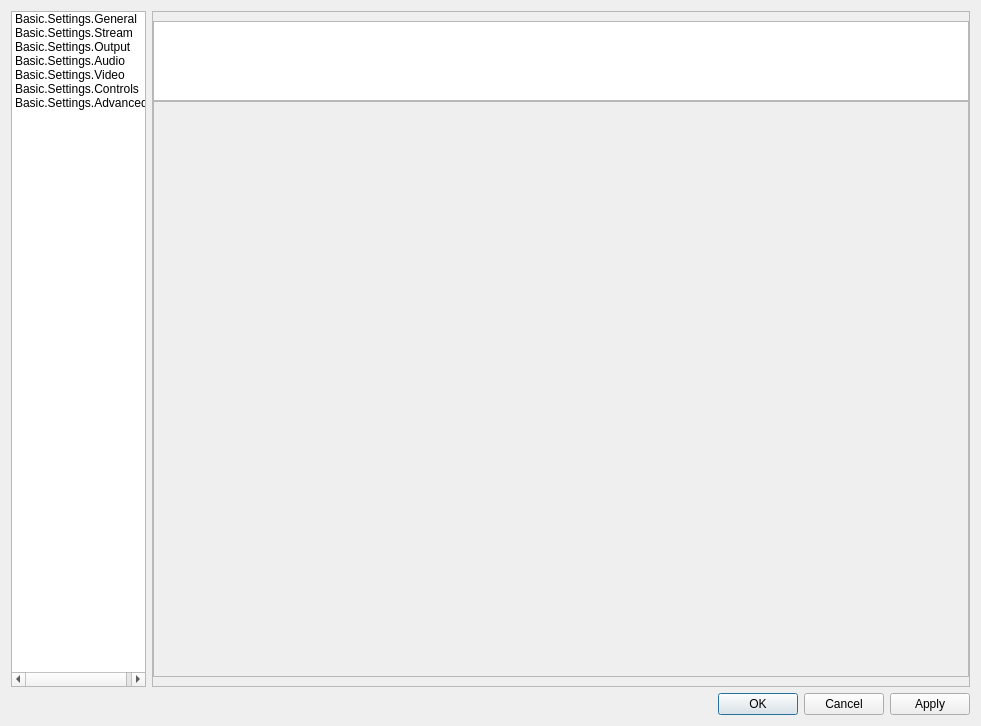
This is UI/forms/OBSBasicSettings.ui in cpyarger/obs-studio as Qt 5 draws it before an edit. The edited form follows.
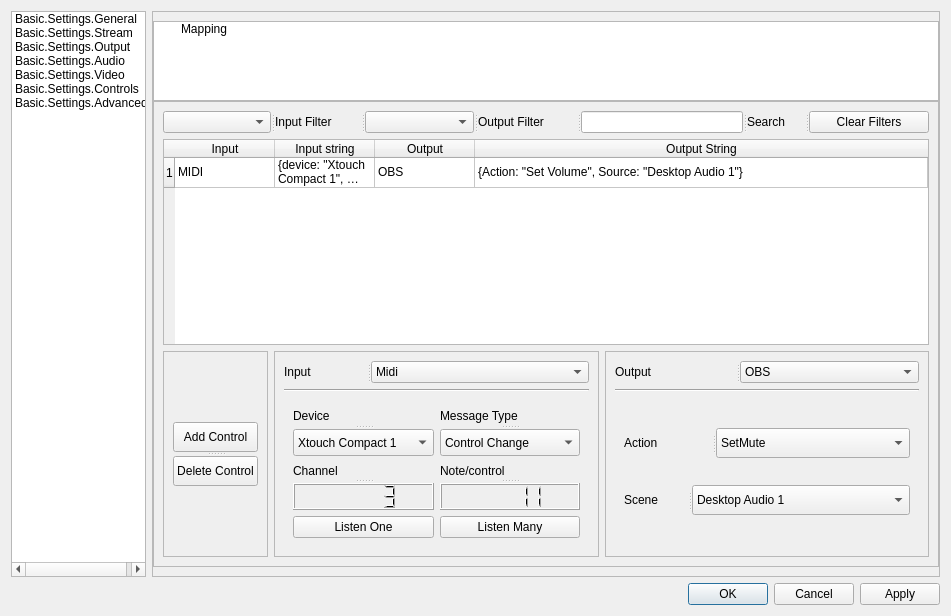
This is the edited form. Icons and pictures are not drawn. Custom widgets are drawn as their Qt base class.

Commit message: Add Test Controls Plugin

Patch:
```diff
--- a/UI/forms/OBSBasicSettings.ui
+++ b/UI/forms/OBSBasicSettings.ui
@@ -6,8 +6,8 @@
    <rect>
     <x>0</x>
     <y>0</y>
-    <width>981</width>
-    <height>726</height>
+    <width>951</width>
+    <height>616</height>
    </rect>
   </property>
   <property name="sizePolicy">
@@ -22,11 +22,17 @@
     <height>512</height>
    </size>
   </property>
+  <property name="maximumSize">
+   <size>
+    <width>16777215</width>
+    <height>16777215</height>
+   </size>
+  </property>
   <property name="windowTitle">
    <string>Settings</string>
   </property>
-  <layout class="QVBoxLayout" name="verticalLayout">
-   <item>
+  <layout class="QGridLayout" name="gridLayout_14">
+   <item row="0" column="0">
     <layout class="QHBoxLayout" name="horizontalLayout">
      <item>
       <widget class="QListWidget" name="listWidget">
@@ -151,7 +157,7 @@
              <rect>
               <x>0</x>
               <y>0</y>
-              <width>803</width>
+              <width>510</width>
               <height>1026</height>
              </rect>
             </property>
@@ -1263,8 +1269,8 @@
              <rect>
               <x>0</x>
               <y>0</y>
-              <width>820</width>
-              <height>677</height>
+              <width>603</width>
+              <height>612</height>
              </rect>
             </property>
             <layout class="QVBoxLayout" name="verticalLayout_21">
@@ -3758,8 +3764,8 @@
              <rect>
               <x>0</x>
               <y>0</y>
-              <width>820</width>
-              <height>639</height>
+              <width>555</width>
+              <height>469</height>
              </rect>
             </property>
             <layout class="QVBoxLayout" name="verticalLayout_50">
@@ -4567,8 +4573,8 @@
           <rect>
            <x>0</x>
            <y>0</y>
-           <width>818</width>
-           <height>675</height>
+           <width>788</width>
+           <height>565</height>
           </rect>
          </property>
          <layout class="QFormLayout" name="hotkeyLayout">
@@ -4593,25 +4599,6 @@
           <property name="rightMargin">
            <number>0</number>
           </property>
-          <item row="1" column="1">
-           <widget class="QStackedWidget" name="ControlsStackedWidget">
-            <property name="sizePolicy">
-             <sizepolicy hsizetype="Preferred" vsizetype="Preferred">
-              <horstretch>0</horstretch>
-              <verstretch>10</verstretch>
-             </sizepolicy>
-            </property>
-            <property name="frameShape">
-             <enum>QFrame::StyledPanel</enum>
-            </property>
-            <property name="frameShadow">
-             <enum>QFrame::Raised</enum>
-            </property>
-            <property name="currentIndex">
-             <number>-1</number>
-            </property>
-           </widget>
-          </item>
           <item row="0" column="1">
            <widget class="QListWidget" name="ControlsListWidget">
             <property name="sizePolicy">
@@ -4689,6 +4676,558 @@
             <property name="uniformItemSizes">
              <bool>true</bool>
             </property>
+            <item>
+             <property name="text">
+              <string>Mapping</string>
+             </property>
+             <property name="icon">
+              <iconset>
+               <normaloff>../../../icons/mapping.svg</normaloff>../../../icons/mapping.svg</iconset>
+             </property>
+            </item>
+           </widget>
+          </item>
+          <item row="1" column="1">
+           <widget class="QStackedWidget" name="ControlsStackedWidget">
+            <property name="sizePolicy">
+             <sizepolicy hsizetype="Preferred" vsizetype="Preferred">
+              <horstretch>0</horstretch>
+              <verstretch>10</verstretch>
+             </sizepolicy>
+            </property>
+            <property name="frameShape">
+             <enum>QFrame::StyledPanel</enum>
+            </property>
+            <property name="frameShadow">
+             <enum>QFrame::Raised</enum>
+            </property>
+            <property name="currentIndex">
+             <number>0</number>
+            </property>
+            <widget class="QWidget" name="page_6">
+             <layout class="QGridLayout" name="gridLayout_6">
+              <item row="1" column="0">
+               <widget class="QTableWidget" name="tableWidget">
+                <property name="sizeAdjustPolicy">
+                 <enum>QAbstractScrollArea::AdjustToContents</enum>
+                </property>
+                <property name="alternatingRowColors">
+                 <bool>true</bool>
+                </property>
+                <property name="selectionBehavior">
+                 <enum>QAbstractItemView::SelectRows</enum>
+                </property>
+                <attribute name="horizontalHeaderCascadingSectionResizes">
+                 <bool>true</bool>
+                </attribute>
+                <attribute name="horizontalHeaderShowSortIndicator" stdset="0">
+                 <bool>false</bool>
+                </attribute>
+                <attribute name="horizontalHeaderStretchLastSection">
+                 <bool>true</bool>
+                </attribute>
+                <attribute name="verticalHeaderStretchLastSection">
+                 <bool>false</bool>
+                </attribute>
+                <row>
+                 <property name="text">
+                  <string>1</string>
+                 </property>
+                </row>
+                <column>
+                 <property name="text">
+                  <string>Input</string>
+                 </property>
+                </column>
+                <column>
+                 <property name="text">
+                  <string>Input string</string>
+                 </property>
+                </column>
+                <column>
+                 <property name="text">
+                  <string>Output</string>
+                 </property>
+                </column>
+                <column>
+                 <property name="text">
+                  <string>Output String</string>
+                 </property>
+                </column>
+                <item row="0" column="0">
+                 <property name="text">
+                  <string>MIDI</string>
+                 </property>
+                </item>
+                <item row="0" column="1">
+                 <property name="text">
+                  <string>{device: &quot;Xtouch Compact 1&quot;, Channel: 3, Mtype: &quot;Control Change&quot;, NorC: 11}</string>
+                 </property>
+                </item>
+                <item row="0" column="2">
+                 <property name="text">
+                  <string>OBS</string>
+                 </property>
+                </item>
+                <item row="0" column="3">
+                 <property name="text">
+                  <string>{Action: &quot;Set Volume&quot;, Source: &quot;Desktop Audio 1&quot;}</string>
+                 </property>
+                </item>
+               </widget>
+              </item>
+              <item row="0" column="0">
+               <layout class="QVBoxLayout" name="verticalLayout">
+                <item>
+                 <widget class="QSplitter" name="splitter">
+                  <property name="orientation">
+                   <enum>Qt::Horizontal</enum>
+                  </property>
+                  <widget class="QComboBox" name="CB_InputFilter">
+                   <property name="sizePolicy">
+                    <sizepolicy hsizetype="Preferred" vsizetype="Maximum">
+                     <horstretch>0</horstretch>
+                     <verstretch>0</verstretch>
+                    </sizepolicy>
+                   </property>
+                   <property name="maximumSize">
+                    <size>
+                     <width>16777215</width>
+                     <height>30</height>
+                    </size>
+                   </property>
+                  </widget>
+                  <widget class="QLabel" name="label_45">
+                   <property name="text">
+                    <string>Input Filter</string>
+                   </property>
+                  </widget>
+                  <widget class="QComboBox" name="CBOutputFilter">
+                   <property name="sizePolicy">
+                    <sizepolicy hsizetype="Preferred" vsizetype="Maximum">
+                     <horstretch>0</horstretch>
+                     <verstretch>0</verstretch>
+                    </sizepolicy>
+                   </property>
+                   <property name="maximumSize">
+                    <size>
+                     <width>16777215</width>
+                     <height>30</height>
+                    </size>
+                   </property>
+                  </widget>
+                  <widget class="QLabel" name="label_68">
+                   <property name="text">
+                    <string>Output Filter</string>
+                   </property>
+                  </widget>
+                  <widget class="QLineEdit" name="SearchEdit"/>
+                  <widget class="QLabel" name="label_69">
+                   <property name="text">
+                    <string>Search</string>
+                   </property>
+                  </widget>
+                  <widget class="QPushButton" name="ResetFilter">
+                   <property name="maximumSize">
+                    <size>
+                     <width>16777215</width>
+                     <height>30</height>
+                    </size>
+                   </property>
+                   <property name="text">
+                    <string>Clear Filters</string>
+                   </property>
+                  </widget>
+                 </widget>
+                </item>
+               </layout>
+              </item>
+              <item row="2" column="0">
+               <layout class="QHBoxLayout" name="horizontalLayout_26">
+                <item>
+                 <widget class="QFrame" name="frame">
+                  <property name="frameShape">
+                   <enum>QFrame::StyledPanel</enum>
+                  </property>
+                  <property name="frameShadow">
+                   <enum>QFrame::Raised</enum>
+                  </property>
+                  <layout class="QGridLayout" name="gridLayout_13">
+                   <item row="0" column="0">
+                    <widget class="QSplitter" name="splitter_8">
+                     <property name="orientation">
+                      <enum>Qt::Vertical</enum>
+                     </property>
+                     <widget class="QPushButton" name="pushButton_11">
+                      <property name="maximumSize">
+                       <size>
+                        <width>16777215</width>
+                        <height>30</height>
+                       </size>
+                      </property>
+                      <property name="text">
+                       <string>Add Control</string>
+                      </property>
+                     </widget>
+                     <widget class="QPushButton" name="pushButton_12">
+                      <property name="maximumSize">
+                       <size>
+                        <width>16777215</width>
+                        <height>30</height>
+                       </size>
+                      </property>
+                      <property name="text">
+                       <string>Delete Control</string>
+                      </property>
+                     </widget>
+                    </widget>
+                   </item>
+                  </layout>
+                 </widget>
+                </item>
+                <item>
+                 <widget class="QFrame" name="frame_2">
+                  <property name="frameShape">
+                   <enum>QFrame::StyledPanel</enum>
+                  </property>
+                  <property name="frameShadow">
+                   <enum>QFrame::Raised</enum>
+                  </property>
+                  <layout class="QGridLayout" name="gridLayout_4">
+                   <item row="0" column="0">
+                    <widget class="QSplitter" name="splitter_5">
+                     <property name="orientation">
+                      <enum>Qt::Horizontal</enum>
+                     </property>
+                     <widget class="QLabel" name="label_71">
+                      <property name="text">
+                       <string>Input</string>
+                      </property>
+                     </widget>
+                     <widget class="QComboBox" name="CBISelect_2">
+                      <property name="sizePolicy">
+                       <sizepolicy hsizetype="Expanding" vsizetype="Maximum">
+                        <horstretch>0</horstretch>
+                        <verstretch>0</verstretch>
+                       </sizepolicy>
+                      </property>
+                      <property name="maximumSize">
+                       <size>
+                        <width>16777215</width>
+                        <height>30</height>
+                       </size>
+                      </property>
+                      <item>
+                       <property name="text">
+                        <string>Midi</string>
+                       </property>
+                      </item>
+                      <item>
+                       <property name="text">
+                        <string>Hotkeys</string>
+                       </property>
+                      </item>
+                      <item>
+                       <property name="text">
+                        <string>OSC</string>
+                       </property>
+                      </item>
+                     </widget>
+                    </widget>
+                   </item>
+                   <item row="2" column="0">
+                    <widget class="QStackedWidget" name="InputStack_2">
+                     <property name="currentIndex">
+                      <number>0</number>
+                     </property>
+                     <widget class="QWidget" name="page_10">
+                      <layout class="QGridLayout" name="gridLayout_9">
+                       <item row="0" column="0">
+                        <widget class="QSplitter" name="splitter_9">
+                         <property name="orientation">
+                          <enum>Qt::Vertical</enum>
+                         </property>
+                         <widget class="QLabel" name="label_72">
+                          <property name="text">
+                           <string>Device</string>
+                          </property>
+                         </widget>
+                         <widget class="QComboBox" name="comboBox_3">
+                          <property name="sizePolicy">
+                           <sizepolicy hsizetype="Preferred" vsizetype="Maximum">
+                            <horstretch>0</horstretch>
+                            <verstretch>0</verstretch>
+                           </sizepolicy>
+                          </property>
+                          <item>
+                           <property name="text">
+                            <string>Xtouch Compact 1</string>
+                           </property>
+                          </item>
+                         </widget>
+                        </widget>
+                       </item>
+                       <item row="0" column="1">
+                        <widget class="QSplitter" name="splitter_10">
+                         <property name="orientation">
+                          <enum>Qt::Vertical</enum>
+                         </property>
+                         <widget class="QLabel" name="label_73">
+                          <property name="text">
+                           <string>Message Type</string>
+                          </property>
+                         </widget>
+                         <widget class="QComboBox" name="comboBox_5">
+                          <property name="sizePolicy">
+                           <sizepolicy hsizetype="Preferred" vsizetype="Maximum">
+                            <horstretch>0</horstretch>
+                            <verstretch>0</verstretch>
+                           </sizepolicy>
+                          </property>
+                          <item>
+                           <property name="text">
+                            <string>Control Change</string>
+                           </property>
+                          </item>
+                          <item>
+                           <property name="text">
+                            <string>Note On</string>
+                           </property>
+                          </item>
+                         </widget>
+                        </widget>
+                       </item>
+                       <item row="1" column="0">
+                        <widget class="QSplitter" name="splitter_11">
+                         <property name="orientation">
+                          <enum>Qt::Vertical</enum>
+                         </property>
+                         <widget class="QLabel" name="label_85">
+                          <property name="text">
+                           <string>Channel</string>
+                          </property>
+                         </widget>
+                         <widget class="QLCDNumber" name="lcdNumber_5">
+                          <property name="maximumSize">
+                           <size>
+                            <width>16777215</width>
+                            <height>30</height>
+                           </size>
+                          </property>
+                          <property name="intValue" stdset="0">
+                           <number>3</number>
+                          </property>
+                         </widget>
+                        </widget>
+                       </item>
+                       <item row="1" column="1">
+                        <widget class="QSplitter" name="splitter_12">
+                         <property name="orientation">
+                          <enum>Qt::Vertical</enum>
+                         </property>
+                         <widget class="QLabel" name="label_86">
+                          <property name="text">
+                           <string>Note/control</string>
+                          </property>
+                         </widget>
+                         <widget class="QLCDNumber" name="lcdNumber_3">
+                          <property name="maximumSize">
+                           <size>
+                            <width>16777215</width>
+                            <height>30</height>
+                           </size>
+                          </property>
+                          <property name="intValue" stdset="0">
+                           <number>11</number>
+                          </property>
+                         </widget>
+                        </widget>
+                       </item>
+                       <item row="2" column="0">
+                        <widget class="QPushButton" name="pushButton_8">
+                         <property name="maximumSize">
+                          <size>
+                           <width>16777215</width>
+                           <height>30</height>
+                          </size>
+                         </property>
+                         <property name="text">
+                          <string>Listen One</string>
+                         </property>
+                        </widget>
+                       </item>
+                       <item row="2" column="1">
+                        <widget class="QPushButton" name="pushButton_9">
+                         <property name="maximumSize">
+                          <size>
+                           <width>16777215</width>
+                           <height>30</height>
+                          </size>
+                         </property>
+                         <property name="text">
+                          <string>Listen Many</string>
+                         </property>
+                        </widget>
+                       </item>
+                      </layout>
+                     </widget>
+                     <widget class="QWidget" name="Hotkeys_2">
+                      <layout class="QGridLayout" name="gridLayout_10">
+                       <item row="0" column="0">
+                        <widget class="QPushButton" name="pushButton_10">
+                         <property name="text">
+                          <string>Listen</string>
+                         </property>
+                        </widget>
+                       </item>
+                       <item row="0" column="1">
+                        <widget class="QLineEdit" name="lineEdit_2">
+                         <property name="text">
+                          <string>CTRL+ALT+F12</string>
+                         </property>
+                        </widget>
+                       </item>
+                      </layout>
+                     </widget>
+                    </widget>
+                   </item>
+                   <item row="1" column="0">
+                    <widget class="Line" name="line_2">
+                     <property name="orientation">
+                      <enum>Qt::Horizontal</enum>
+                     </property>
+                    </widget>
+                   </item>
+                  </layout>
+                 </widget>
+                </item>
+                <item>
+                 <widget class="QFrame" name="frame_5">
+                  <property name="frameShape">
+                   <enum>QFrame::StyledPanel</enum>
+                  </property>
+                  <property name="frameShadow">
+                   <enum>QFrame::Raised</enum>
+                  </property>
+                  <layout class="QGridLayout" name="gridLayout_11">
+                   <item row="2" column="1">
+                    <widget class="QStackedWidget" name="SW_OutputActions">
+                     <property name="currentIndex">
+                      <number>0</number>
+                     </property>
+                     <widget class="QWidget" name="page_11">
+                      <layout class="QGridLayout" name="gridLayout_12">
+                       <item row="0" column="0">
+                        <widget class="QSplitter" name="splitter_14">
+                         <property name="orientation">
+                          <enum>Qt::Horizontal</enum>
+                         </property>
+                         <widget class="QLabel" name="label_84">
+                          <property name="sizePolicy">
+                           <sizepolicy hsizetype="Preferred" vsizetype="MinimumExpanding">
+                            <horstretch>0</horstretch>
+                            <verstretch>0</verstretch>
+                           </sizepolicy>
+                          </property>
+                          <property name="text">
+                           <string>Action</string>
+                          </property>
+                         </widget>
+                         <widget class="QComboBox" name="comboBox_4">
+                          <property name="maximumSize">
+                           <size>
+                            <width>16777215</width>
+                            <height>30</height>
+                           </size>
+                          </property>
+                          <item>
+                           <property name="text">
+                            <string>SetMute</string>
+                           </property>
+                          </item>
+                         </widget>
+                        </widget>
+                       </item>
+                       <item row="1" column="0">
+                        <widget class="QSplitter" name="splitter_13">
+                         <property name="orientation">
+                          <enum>Qt::Horizontal</enum>
+                         </property>
+                         <widget class="QLabel" name="label_87">
+                          <property name="sizePolicy">
+                           <sizepolicy hsizetype="Preferred" vsizetype="MinimumExpanding">
+                            <horstretch>0</horstretch>
+                            <verstretch>0</verstretch>
+                           </sizepolicy>
+                          </property>
+                          <property name="text">
+                           <string>Scene</string>
+                          </property>
+                         </widget>
+                         <widget class="QComboBox" name="comboBox_10">
+                          <property name="maximumSize">
+                           <size>
+                            <width>16777215</width>
+                            <height>30</height>
+                           </size>
+                          </property>
+                          <item>
+                           <property name="text">
+                            <string>Desktop Audio 1</string>
+                           </property>
+                          </item>
+                         </widget>
+                        </widget>
+                       </item>
+                      </layout>
+                     </widget>
+                     <widget class="QWidget" name="page_12"/>
+                    </widget>
+                   </item>
+                   <item row="0" column="1">
+                    <widget class="QSplitter" name="splitter_6">
+                     <property name="orientation">
+                      <enum>Qt::Horizontal</enum>
+                     </property>
+                     <widget class="QSplitter" name="splitter_15">
+                      <property name="orientation">
+                       <enum>Qt::Horizontal</enum>
+                      </property>
+                      <widget class="QLabel" name="label_77">
+                       <property name="text">
+                        <string>Output</string>
+                       </property>
+                      </widget>
+                      <widget class="QComboBox" name="CB_OutputSelect">
+                       <property name="sizePolicy">
+                        <sizepolicy hsizetype="Preferred" vsizetype="Maximum">
+                         <horstretch>0</horstretch>
+                         <verstretch>0</verstretch>
+                        </sizepolicy>
+                       </property>
+                       <item>
+                        <property name="text">
+                         <string>OBS</string>
+                        </property>
+                       </item>
+                      </widget>
+                     </widget>
+                    </widget>
+                   </item>
+                   <item row="1" column="1">
+                    <widget class="Line" name="line">
+                     <property name="orientation">
+                      <enum>Qt::Horizontal</enum>
+                     </property>
+                    </widget>
+                   </item>
+                  </layout>
+                 </widget>
+                </item>
+               </layout>
+              </item>
+             </layout>
+            </widget>
            </widget>
           </item>
          </layout>
@@ -4724,7 +5263,7 @@
              <rect>
               <x>0</x>
               <y>0</y>
-              <width>604</width>
+              <width>803</width>
               <height>781</height>
              </rect>
             </property>
@@ -5520,7 +6059,7 @@
      </item>
     </layout>
    </item>
-   <item>
+   <item row="1" column="0">
     <widget class="QDialogButtonBox" name="buttonBox">
      <property name="standardButtons">
       <set>QDialogButtonBox::Apply|QDialogButtonBox::Cancel|QDialogButtonBox::Ok</set>
```
Left out of the diff: 648 changed lines with no effect on the pictures. The commit also changes 1 other file.
